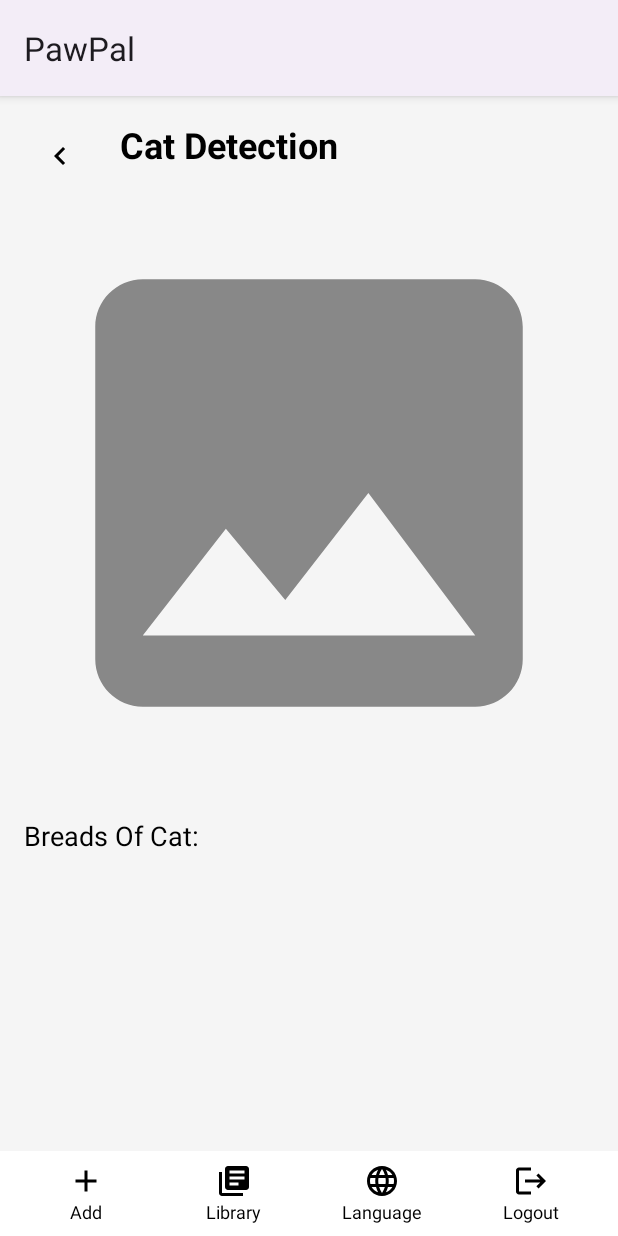
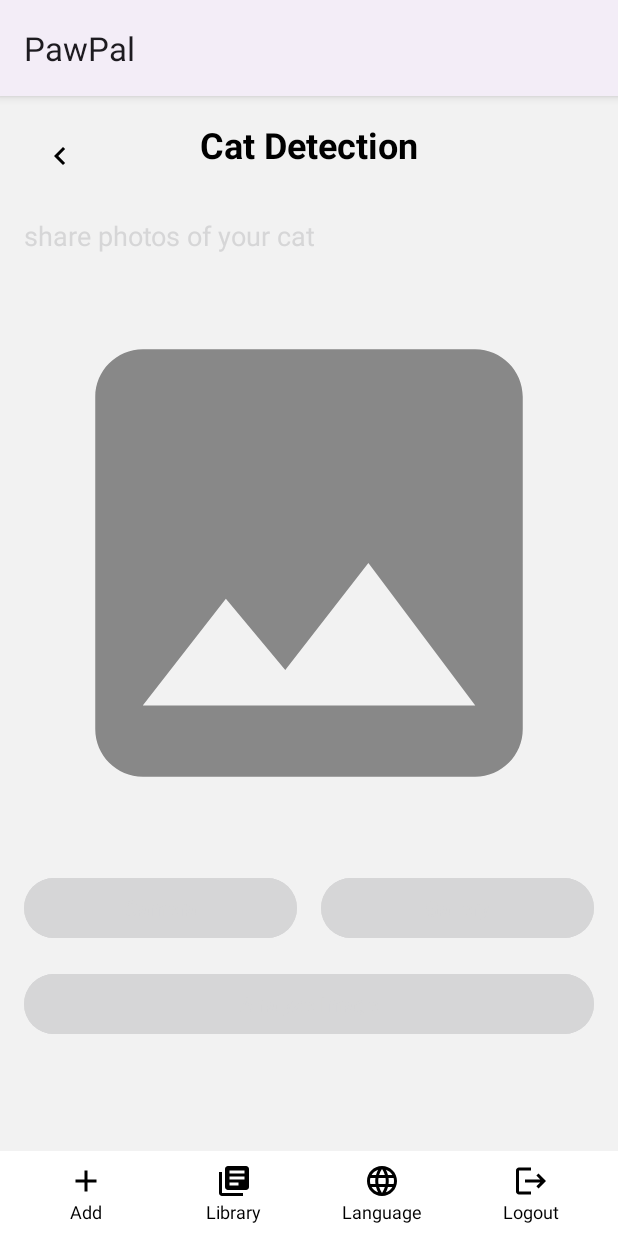
Before and after one commit to Adindasfrs/Pawpal, an Android app: the ResultActivity screen opened directly, with no data from a screen before it, after a tap on "Add", on a phone screen of 412 x 824 dp. Run offline under Robolectric (Android 15) with nearby library versions, the phone set to English and light mode, and no system bars; pictures from the network do not load.

Commit message:
add image activity n acyivity result

```diff
--- a/app/src/main/AndroidManifest.xml
+++ b/app/src/main/AndroidManifest.xml
@@ -4,7 +4,7 @@
 
     <uses-permission android:name="android.permission.INTERNET" />
 
-    <uses-feature android:name="android.hardware.camera" />
+    <uses-permission android:name="android.permission.CAMERA" />
 
     <uses-permission android:name="android.permission.READ_EXTERNAL_STORAGE" />
     <uses-permission android:name="android.permission.WRITE_EXTERNAL_STORAGE" />
@@ -52,7 +52,7 @@
             android:exported="false" />
         <activity
             android:name=".userinterface.AddImageActivity"
-            android:exported="true" />
+            android:exported="false" />
         <activity
             android:name=".userinterface.MainActivity"
             android:exported="false" />
--- a/app/src/main/java/com/capstone/pawpal/userinterface/AddImageActivity.kt
+++ b/app/src/main/java/com/capstone/pawpal/userinterface/AddImageActivity.kt
@@ -1,55 +1,102 @@
 package com.capstone.pawpal.userinterface
 
+import android.Manifest
+import android.app.Activity
 import android.content.Intent
+import android.content.pm.PackageManager
+import android.graphics.Bitmap
+import android.net.Uri
 import android.os.Bundle
+import android.provider.MediaStore
+import android.widget.Button
 import android.widget.ImageView
 import android.widget.LinearLayout
+import android.widget.ProgressBar
+import android.widget.TextView
 import androidx.appcompat.app.AppCompatActivity
+import androidx.core.app.ActivityCompat
+import androidx.core.content.ContextCompat
 import com.capstone.pawpal.R
 
 class AddImageActivity : AppCompatActivity() {
+
+    private lateinit var ivBackArrow: ImageView
+    private lateinit var imageDetectionUpload: ImageView
+    private lateinit var cameraButton: Button
+    private lateinit var galleryButton: Button
+    private lateinit var analyzeButton: Button
+    private lateinit var progressBar: ProgressBar
+
+    private val REQUEST_IMAGE_CAPTURE = 1
+    private val REQUEST_IMAGE_PICK = 2
+    private val REQUEST_CAMERA_PERMISSION = 100
 
     override fun onCreate(savedInstanceState: Bundle?) {
         super.onCreate(savedInstanceState)
         setContentView(R.layout.activity_add_image)
 
-        // Set OnClickListener untuk tombol kembali (ivBackArrow)
-        val backArrow: ImageView = findViewById(R.id.ivBackArrow)
-        backArrow.setOnClickListener {
-            onBackPressed() // Kembali ke activity sebelumnya
+        ivBackArrow = findViewById(R.id.ivBackArrow)
+        imageDetectionUpload = findViewById(R.id.imageDetectionUpload)
+        cameraButton = findViewById(R.id.cameraButton)
+        galleryButton = findViewById(R.id.galleryButton)
+        analyzeButton = findViewById(R.id.analyzeButton)
+        progressBar = findViewById(R.id.progressBarAddStory)
+
+        ivBackArrow.setOnClickListener { finish() }
+        cameraButton.setOnClickListener { openCamera() }
+        galleryButton.setOnClickListener { openGallery() }
+        analyzeButton.setOnClickListener { analyzeImage() }
+    }
+
+    private fun openCamera() {
+        if (ContextCompat.checkSelfPermission(this, Manifest.permission.CAMERA)
+            != PackageManager.PERMISSION_GRANTED) {
+            ActivityCompat.requestPermissions(this, arrayOf(Manifest.permission.CAMERA), REQUEST_CAMERA_PERMISSION)
+        } else {
+            val takePictureIntent = Intent(MediaStore.ACTION_IMAGE_CAPTURE)
+            if (takePictureIntent.resolveActivity(packageManager) != null) {
+                startActivityForResult(takePictureIntent, REQUEST_IMAGE_CAPTURE)
+            }
         }
+    }
 
-        // Set OnClickListener untuk tombol Add
-        val addButton: LinearLayout = findViewById(R.id.addButton)
-        addButton.setOnClickListener {
-            // Implementasikan aksi untuk tombol Add
-            val intent = Intent(this, AddImageActivity::class.java)
-            startActivity(intent)
+    private fun openGallery() {
+        val intent = Intent(Intent.ACTION_PICK, MediaStore.Images.Media.EXTERNAL_CONTENT_URI)
+        intent.type = "image/*"
+        startActivityForResult(intent, REQUEST_IMAGE_PICK)
+    }
+
+    private fun analyzeImage() {
+        // Implement your analyze image logic here
+        progressBar.visibility = ProgressBar.VISIBLE
+        // Example: Run analysis and then hide the progress bar
+        // progressBar.visibility = ProgressBar.GONE
+    }
+
+    override fun onRequestPermissionsResult(requestCode: Int, permissions: Array<out String>, grantResults: IntArray) {
+        super.onRequestPermissionsResult(requestCode, permissions, grantResults)
+        if (requestCode == REQUEST_CAMERA_PERMISSION) {
+            if ((grantResults.isNotEmpty() && grantResults[0] == PackageManager.PERMISSION_GRANTED)) {
+                openCamera()
+            } else {
+                // Permission denied
+            }
         }
+    }
 
-        // Set OnClickListener untuk tombol Library
-        val libraryButton: LinearLayout = findViewById(R.id.libraryButton)
-        libraryButton.setOnClickListener {
-            // Implementasikan aksi untuk tombol Library
-            val intent = Intent(this, LibraryActivity::class.java)
-            startActivity(intent)
-        }
-
-        // Set OnClickListener untuk tombol Language
-        val languageButton: LinearLayout = findViewById(R.id.languageButton)
-        languageButton.setOnClickListener {
-            // Implementasikan aksi untuk tombol Language
-            val intent = Intent(this, LanguageActivity::class.java)
-            startActivity(intent)
-        }
-
-        // Set OnClickListener untuk tombol Logout
-        val logoutButton: LinearLayout = findViewById(R.id.logoutButton)
-        logoutButton.setOnClickListener {
-            // Implementasikan aksi untuk tombol Logout
-            val intent = Intent(this, MainActivity::class.java)
-            startActivity(intent)
-            finish() // Menutup activity saat ini
+    override fun onActivityResult(requestCode: Int, resultCode: Int, data: Intent?) {
+        super.onActivityResult(requestCode, resultCode, data)
+        if (resultCode == Activity.RESULT_OK) {
+            when (requestCode) {
+                REQUEST_IMAGE_CAPTURE -> {
+                    val imageBitmap = data?.extras?.get("data") as Bitmap
+                    imageDetectionUpload.setImageBitmap(imageBitmap)
+                }
+                REQUEST_IMAGE_PICK -> {
+                    val imageUri: Uri? = data?.data
+                    imageDetectionUpload.setImageURI(imageUri)
+                }
+            }
         }
     }
 }
--- a/app/src/main/java/com/capstone/pawpal/userinterface/ResultActivity.kt
+++ b/app/src/main/java/com/capstone/pawpal/userinterface/ResultActivity.kt
@@ -1,43 +1,62 @@
 package com.capstone.pawpal.userinterface
 
+import android.content.Intent
 import android.os.Bundle
-import android.widget.Toast
+import android.widget.ImageView
+import android.widget.LinearLayout
+import android.widget.TextView
 import androidx.appcompat.app.AppCompatActivity
 import com.capstone.pawpal.R
 
 class ResultActivity : AppCompatActivity() {
 
+    private lateinit var ivBackArrow: ImageView
+    private lateinit var resultImage: ImageView
+    private lateinit var resultText: TextView
+
+    private lateinit var addButton: LinearLayout
+    private lateinit var libraryButton: LinearLayout
+    private lateinit var languageButton: LinearLayout
+    private lateinit var logoutButton: LinearLayout
+
     override fun onCreate(savedInstanceState: Bundle?) {
         super.onCreate(savedInstanceState)
         setContentView(R.layout.activity_result)
+
+        ivBackArrow = findViewById(R.id.ivBackArrow)
+        resultImage = findViewById(R.id.result_image)
+        resultText = findViewById(R.id.result_text)
+
+        addButton = findViewById(R.id.addButton)
+        libraryButton = findViewById(R.id.libraryButton)
+        languageButton = findViewById(R.id.languageButton)
+        logoutButton = findViewById(R.id.logoutButton)
+
+        ivBackArrow.setOnClickListener { finish() }
+        addButton.setOnClickListener { navigateToAdd() }
+        libraryButton.setOnClickListener { navigateToLibrary() }
+        languageButton.setOnClickListener { navigateToLanguage() }
+        logoutButton.setOnClickListener { navigateToLogout() }
+
+        // Example: Load result data
+        // resultImage.setImageBitmap(...)
+        // resultText.text = "Analysis Result: ..."
     }
 
-    // Method untuk menangani klik panah kembali
-    fun onBackClicked(view: android.view.View) {
-        finish() // Contoh: tutup aktivitas jika panah kembali diklik
+    private fun navigateToAdd() {
+        val intent = Intent(this, AddImageActivity::class.java)
+        startActivity(intent)
     }
 
-    // Method untuk menangani klik tombol "Add"
-    fun onAddClicked(view: android.view.View) {
-        Toast.makeText(this, "Add button clicked", Toast.LENGTH_SHORT).show()
-        // Tambahkan logika untuk tombol "Add" di sini
+    private fun navigateToLibrary() {
+        // Example: Navigate to library activity
     }
 
-    // Method untuk menangani klik tombol "Library"
-    fun onLibraryClicked(view: android.view.View) {
-        Toast.makeText(this, "Library button clicked", Toast.LENGTH_SHORT).show()
-        // Tambahkan logika untuk tombol "Library" di sini
+    private fun navigateToLanguage() {
+        // Example: Navigate to language settings activity
     }
 
-    // Method untuk menangani klik tombol "Language"
-    fun onLanguageClicked(view: android.view.View) {
-        Toast.makeText(this, "Language button clicked", Toast.LENGTH_SHORT).show()
-        // Tambahkan logika untuk tombol "Language" di sini
-    }
-
-    // Method untuk menangani klik tombol "Logout"
-    fun onLogoutClicked(view: android.view.View) {
-        Toast.makeText(this, "Logout button clicked", Toast.LENGTH_SHORT).show()
-        // Tambahkan logika untuk tombol "Logout" di sini
+    private fun navigateToLogout() {
+        // Example: Handle logout
     }
 }
--- a/app/src/main/res/layout/activity_result.xml
+++ b/app/src/main/res/layout/activity_result.xml
@@ -1,4 +1,3 @@
-<?xml version="1.0" encoding="utf-8"?>
 <RelativeLayout xmlns:android="http://schemas.android.com/apk/res/android"
     xmlns:tools="http://schemas.android.com/tools"
     android:layout_width="match_parent"
```
